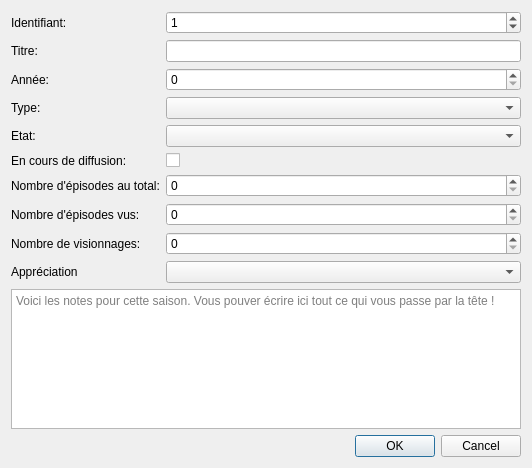
The window that src/ui/dialogs/season.ui (seigneurfuo/MyAnimeManager3) describes before a commit, drawn with Qt 5.
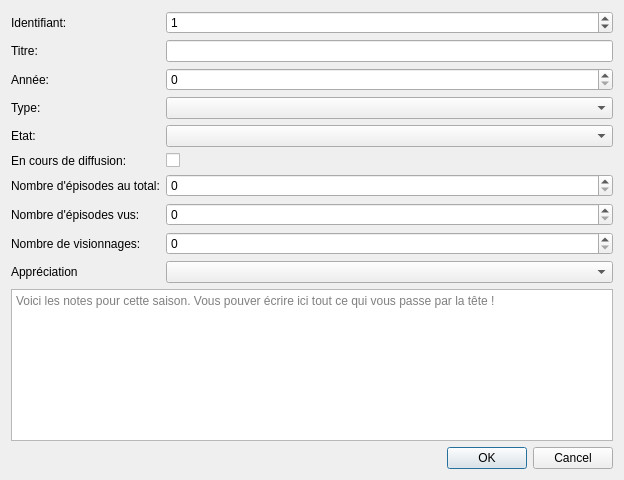
The same window after the commit.

Diff of the .ui file:
```diff
--- a/src/ui/dialogs/season.ui
+++ b/src/ui/dialogs/season.ui
@@ -9,8 +9,8 @@
    <rect>
     <x>0</x>
     <y>0</y>
-    <width>532</width>
-    <height>468</height>
+    <width>624</width>
+    <height>480</height>
    </rect>
   </property>
   <property name="windowTitle">
```
Left out of the diff: 170 changed lines with no effect on the pictures.
